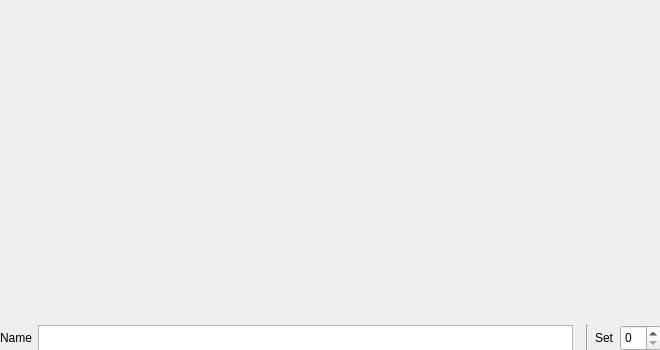
First picture: the form in src/LiveFrame.ui, repository oli-kester/kepler34, before the edit.
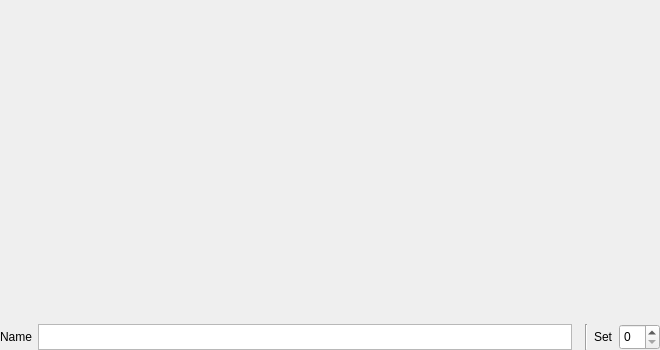
Second picture: the form after the edit. The open tabs and pages were chosen to show the change.

Commit message: window is now resizable

Patch:
```diff
--- a/src/LiveFrame.ui
+++ b/src/LiveFrame.ui
@@ -19,7 +19,7 @@
   <property name="minimumSize">
    <size>
     <width>660</width>
-    <height>350</height>
+    <height>200</height>
    </size>
   </property>
   <property name="windowTitle">
@@ -31,16 +31,19 @@
   <property name="frameShadow">
    <enum>QFrame::Plain</enum>
   </property>
-  <widget class="QWidget" name="layoutWidget">
-   <property name="geometry">
-    <rect>
-     <x>0</x>
-     <y>0</y>
-     <width>661</width>
-     <height>351</height>
-    </rect>
-   </property>
    <layout class="QVBoxLayout" name="verticalLayout">
+   <property name="leftMargin">
+    <number>0</number>
+   </property>
+   <property name="topMargin">
+    <number>0</number>
+   </property>
+   <property name="rightMargin">
+    <number>0</number>
+   </property>
+   <property name="bottomMargin">
+    <number>0</number>
+   </property>
     <item>
      <widget class="QStackedWidget" name="stackedWidget">
       <property name="sizePolicy">
@@ -80,11 +83,17 @@
       <item>
        <widget class="QPlainTextEdit" name="txtBankName">
         <property name="sizePolicy">
-         <sizepolicy hsizetype="Expanding" vsizetype="Preferred">
+        <sizepolicy hsizetype="MinimumExpanding" vsizetype="Preferred">
           <horstretch>0</horstretch>
           <verstretch>0</verstretch>
          </sizepolicy>
         </property>
+       <property name="minimumSize">
+        <size>
+         <width>50</width>
+         <height>26</height>
+        </size>
+       </property>
         <property name="maximumSize">
          <size>
           <width>16777215</width>
@@ -96,6 +105,12 @@
           <pointsize>9</pointsize>
          </font>
         </property>
+       <property name="verticalScrollBarPolicy">
+        <enum>Qt::ScrollBarAlwaysOff</enum>
+       </property>
+       <property name="horizontalScrollBarPolicy">
+        <enum>Qt::ScrollBarAlwaysOff</enum>
+       </property>
        </widget>
       </item>
       <item>
@@ -147,6 +162,9 @@
           <pointsize>9</pointsize>
          </font>
         </property>
+       <property name="layoutDirection">
+        <enum>Qt::LeftToRight</enum>
+       </property>
         <property name="maximum">
          <number>31</number>
         </property>
@@ -155,7 +173,6 @@
      </layout>
     </item>
    </layout>
-  </widget>
  </widget>
  <resources/>
  <connections>
```
Left out of the diff: 1 changed line with no effect on the pictures. Lines whose indentation alone changed are shown as unchanged. The commit also changes 7 other files.
